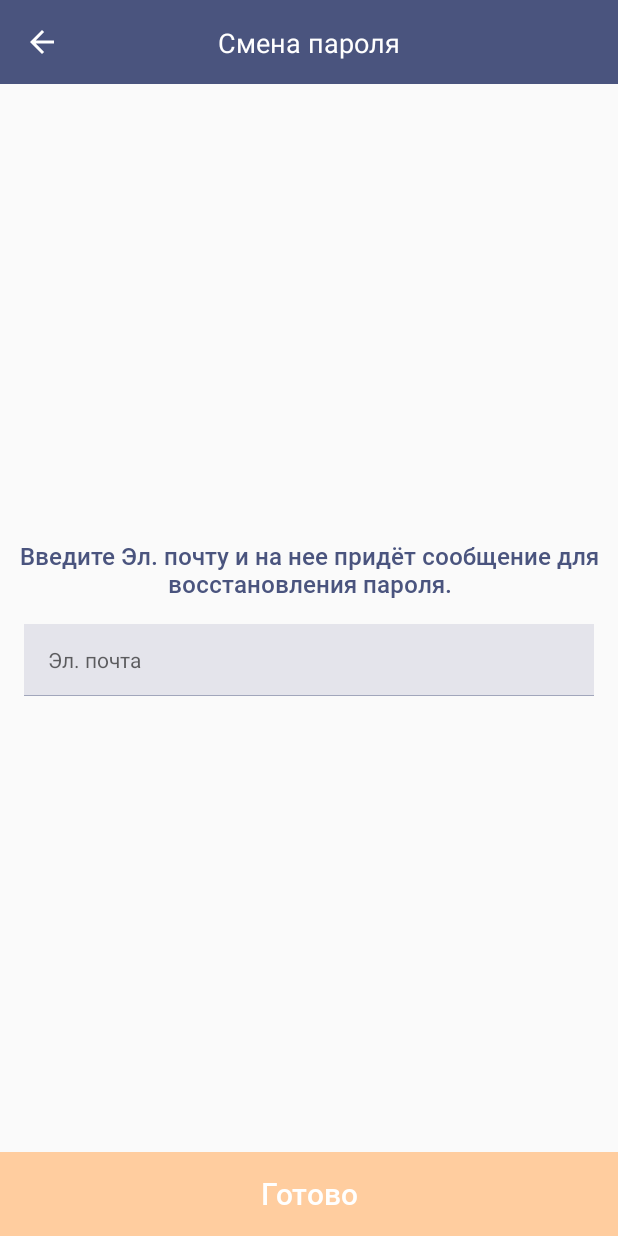
After one commit to clerkApplication/clerkapp, an Android app: the fragment ChangeUserPasswordFragment placed in its activity, on a phone screen of 412 x 824 dp. The commit adds this screen. Run offline under Robolectric (Android 15) with nearby library versions, the phone set to English and light mode, and no system bars; libraries missing offline, so code that uses them is left out: com.arellomobile.mvp.

Commit message:
Сделан экран восстановления пароля

```diff
--- a/app/src/main/java/ru/project/clerkapp/admin/user_manager/UserManagerPresenter.kt
+++ b/app/src/main/java/ru/project/clerkapp/admin/user_manager/UserManagerPresenter.kt
@@ -1,12 +1,13 @@
 package ru.project.clerkapp.admin.user_manager
 
+import androidx.fragment.app.Fragment
 import com.arellomobile.mvp.InjectViewState
 import com.arellomobile.mvp.MvpPresenter
 
 @InjectViewState
 class UserManagerPresenter : MvpPresenter<UserManagerView>() {
 
-    fun openRegisterUserScreen() {
-        viewState.openRegisterUserScreen()
+    fun replaceFragment(fragment: Fragment) {
+        viewState.openRegisterUserScreen(fragment)
     }
 }
--- a/app/src/main/java/ru/project/clerkapp/admin/user_manager/UserManagerView.kt
+++ b/app/src/main/java/ru/project/clerkapp/admin/user_manager/UserManagerView.kt
@@ -1,5 +1,6 @@
 package ru.project.clerkapp.admin.user_manager
 
+import androidx.fragment.app.Fragment
 import com.arellomobile.mvp.MvpView
 import com.arellomobile.mvp.viewstate.strategy.OneExecutionStateStrategy
 import com.arellomobile.mvp.viewstate.strategy.StateStrategyType
@@ -7,5 +8,5 @@ import com.arellomobile.mvp.viewstate.strategy.StateStrategyType
 interface UserManagerView : MvpView {
 
     @StateStrategyType(OneExecutionStateStrategy::class)
-    fun openRegisterUserScreen()
+    fun openRegisterUserScreen(fragment: Fragment)
 }
--- /dev/null
+++ b/app/src/main/java/ru/project/clerkapp/admin/user_manager/change_password/ChangeUserPasswordFragment.kt
@@ -0,0 +1,68 @@
+package ru.project.clerkapp.admin.user_manager.change_password
+
+import android.os.Bundle
+import android.view.LayoutInflater
+import android.view.View
+import android.view.ViewGroup
+import android.widget.Toast
+import com.arellomobile.mvp.MvpAppCompatFragment
+import com.arellomobile.mvp.presenter.InjectPresenter
+import kotlinx.android.synthetic.main.fragment_change_user_password.*
+import ru.project.clerkapp.R
+import ru.project.clerkapp.admin.AdminActivity
+import ru.project.clerkapp.utils.Extensions.getTextFromEditText
+import ru.project.clerkapp.utils.Extensions.setButtonEnableWatcher
+import ru.project.clerkapp.utils.Extensions.setDefaultEditTextWatchers
+
+class ChangeUserPasswordFragment : MvpAppCompatFragment(), ChangeUserPasswordView {
+
+    @InjectPresenter
+    lateinit var presenter: ChangeUserPasswordPresenter
+
+
+    override fun onCreateView(inflater: LayoutInflater, container: ViewGroup?, savedInstanceState: Bundle?): View? {
+        return inflater.inflate(R.layout.fragment_change_user_password, container, false)
+    }
+
+    override fun onViewCreated(view: View, savedInstanceState: Bundle?) {
+        super.onViewCreated(view, savedInstanceState)
+        setListeners()
+        setWatchers()
+    }
+
+    override fun onResume() {
+        super.onResume()
+        (activity as AdminActivity).changeArrowBackVisibility(true)
+        (activity as AdminActivity).changeToolbarTitle(resources.getString(R.string.change_password))
+    }
+
+    override fun showToast(message: String) {
+        Toast.makeText(activity, message, Toast.LENGTH_SHORT).show()
+    }
+
+    override fun backToUserManagerFragment() {
+        fragmentManager?.popBackStack()
+    }
+
+    override fun changeButtonState(state: Boolean) {
+        changeUserPasswordButton.isEnabled = state
+    }
+
+    private fun setListeners() {
+        changeUserPasswordButton.setOnClickListener {
+            presenter.changeUserPassword(
+                emailEditText.getTextFromEditText()
+            )
+        }
+    }
+
+    private fun setWatchers() {
+        context?.let {
+            emailEditText.setDefaultEditTextWatchers(it, emailUnderline)
+            setButtonEnableWatcher(
+                changeUserPasswordButton,
+                emailEditText
+            )
+        }
+    }
+}
--- /dev/null
+++ b/app/src/main/java/ru/project/clerkapp/admin/user_manager/change_password/ChangeUserPasswordView.kt
@@ -0,0 +1,18 @@
+package ru.project.clerkapp.admin.user_manager.change_password
+
+import com.arellomobile.mvp.MvpView
+import com.arellomobile.mvp.viewstate.strategy.AddToEndSingleStrategy
+import com.arellomobile.mvp.viewstate.strategy.OneExecutionStateStrategy
+import com.arellomobile.mvp.viewstate.strategy.StateStrategyType
+
+interface ChangeUserPasswordView : MvpView {
+
+    @StateStrategyType(OneExecutionStateStrategy::class)
+    fun showToast(message: String)
+
+    @StateStrategyType(AddToEndSingleStrategy::class)
+    fun changeButtonState(state: Boolean)
+
+    @StateStrategyType(OneExecutionStateStrategy::class)
+    fun backToUserManagerFragment()
+}
--- a/app/src/main/java/ru/project/clerkapp/admin/user_manager/register_user/RegisterUserFragment.kt
+++ b/app/src/main/java/ru/project/clerkapp/admin/user_manager/register_user/RegisterUserFragment.kt
@@ -72,7 +72,7 @@ class RegisterUserFragment : MvpAppCompatFragment(), RegisterUserView {
                 patronymicEditText.getTextFromEditText(),
                 emailEditText.getTextFromEditText(),
                 rankSpinner.selectedItem.toString(),
-                emailEditText.getTextFromEditText().toLong(),
+                phoneEditText.getTextFromEditText().toLong(),
                 gender,
                 presenter.dateToTimeStamp(birthdayEditText.getTextFromEditText())
             )
--- a/app/src/main/java/ru/project/clerkapp/utils/Extensions.kt
+++ b/app/src/main/java/ru/project/clerkapp/utils/Extensions.kt
@@ -12,10 +12,10 @@ import ru.project.clerkapp.R
 object Extensions {
 
     fun View.changeVisibilityState(state: Boolean) {
-        visibility = if (state) {
-            View.VISIBLE
+        if (state) {
+            visibility = View.VISIBLE
         } else {
-            View.GONE
+            visibility = View.GONE
         }
     }
 
--- /dev/null
+++ b/app/src/main/res/layout/fragment_change_user_password.xml
@@ -0,0 +1,61 @@
+<?xml version="1.0" encoding="utf-8"?>
+<androidx.constraintlayout.widget.ConstraintLayout xmlns:android="http://schemas.android.com/apk/res/android"
+    xmlns:app="http://schemas.android.com/apk/res-auto"
+    xmlns:tools="http://schemas.android.com/tools"
+    android:layout_width="match_parent"
+    android:layout_height="match_parent">
+
+    <TextView
+        style="@style/defaultText"
+        android:layout_width="wrap_content"
+        android:layout_height="wrap_content"
+        android:layout_margin="16dp"
+        android:gravity="center"
+        android:text="@string/change_password_hint"
+        android:textSize="16sp"
+        app:layout_constraintBottom_toTopOf="@id/emailContainer"
+        app:layout_constraintEnd_toEndOf="parent"
+        app:layout_constraintStart_toStartOf="parent" />
+
+    <androidx.constraintlayout.widget.ConstraintLayout
+        android:id="@+id/emailContainer"
+        style="@style/defaultInputContainer"
+        android:layout_marginBottom="16dp"
+        app:layout_constraintEnd_toEndOf="parent"
+        app:layout_constraintTop_toTopOf="parent"
+        app:layout_constraintBottom_toBottomOf="parent"
+        app:layout_constraintStart_toStartOf="parent">
+
+        <EditText
+            android:id="@+id/emailEditText"
+            style="@style/defaultInput"
+            android:hint="@string/email"
+            android:inputType="text"
+            app:layout_constraintEnd_toEndOf="parent"
+            app:layout_constraintStart_toStartOf="parent"
+            app:layout_constraintTop_toTopOf="parent"
+            tools:ignore="Autofill,TextFields" />
+
+        <View
+            android:id="@+id/emailUnderline"
+            style="@style/defaultInputBottomLine"
+            app:layout_constraintEnd_toEndOf="@id/emailEditText"
+            app:layout_constraintStart_toStartOf="@id/emailEditText"
+            app:layout_constraintTop_toBottomOf="@id/emailEditText" />
+
+    </androidx.constraintlayout.widget.ConstraintLayout>
+
+    <Button
+        android:id="@+id/changeUserPasswordButton"
+        android:layout_width="match_parent"
+        android:layout_height="56dp"
+        android:background="@drawable/orange_button_background"
+        android:enabled="false"
+        android:fontFamily="@font/roboto_medium"
+        android:text="@string/ready_button"
+        android:textAllCaps="false"
+        android:textColor="@android:color/white"
+        android:textSize="20sp"
+        app:layout_constraintBottom_toBottomOf="parent" />
+
+</androidx.constraintlayout.widget.ConstraintLayout>
--- a/app/src/main/res/layout/fragment_register_user.xml
+++ b/app/src/main/res/layout/fragment_register_user.xml
@@ -312,7 +312,9 @@
             android:textAllCaps="false"
             android:textColor="@android:color/white"
             android:textSize="20sp"
-            app:layout_constraintBottom_toBottomOf="parent" />
+            android:layout_marginTop="30dp"
+            app:layout_constraintTop_toBottomOf="@id/passwordContainer"
+            app:layout_constraintBottom_toBottomOf="parent"/>
 
     </androidx.constraintlayout.widget.ConstraintLayout>
 </ScrollView>
--- a/app/src/main/res/values/strings.xml
+++ b/app/src/main/res/values/strings.xml
@@ -7,6 +7,7 @@
     <string name="did_not_register">Еще не зарегистрированы или забыли пароль?  Обратитесь к Администратор</string>
     <string name="remove_user">Удаление пользователя</string>
     <string name="change_user_password">Смена пароля пользователя</string>
+    <string name="change_password">Смена пароля</string>
     <string name="user_registration">Регистрация пользователя</string>
     <string name="ready_button">Готово</string>
     <string name="menu">Меню</string>
@@ -22,6 +23,10 @@
     <string name="birthday">Дата рождения</string>
     <string name="phone">Телефон</string>
     <string name="back_arrow">Back arrow</string>
+    <string name="old_password">Старый пароль</string>
+    <string name="new_password">Новый пароль</string>
+    <string name="change_password_hint">Введите Эл. почту и на нее придёт сообщение для восстановления пароля.</string>
+    <string name="confirm_password">Подтверждение пароля</string>
 
 
     <string-array name="ranks">
```
Also changed, not shown: app/src/main/java/ru/project/clerkapp/admin/user_manager/UserManagerFragment.kt (+8 -3 lines), app/src/main/java/ru/project/clerkapp/admin/user_manager/change_password/ChangeUserPasswordPresenter.kt (added, +23 -0 lines).
